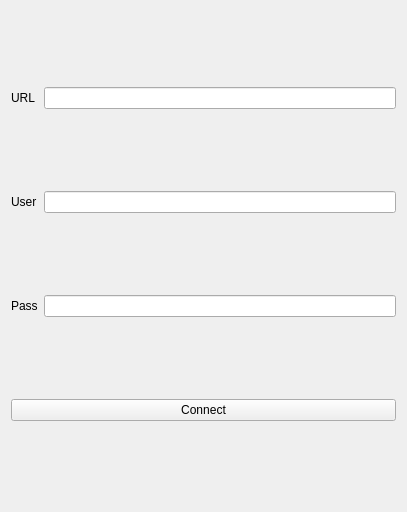
Qt form taack-plm.ui (Taack/taack-plm-freecad) before a commit.
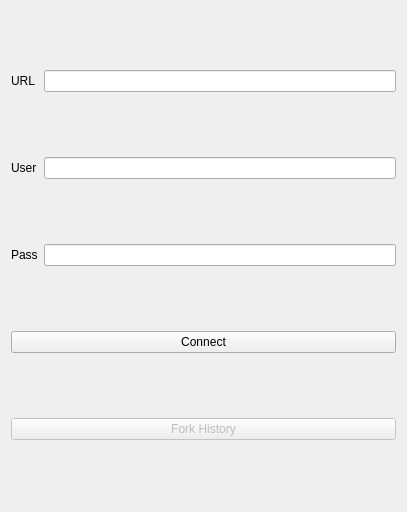
The same form after that commit.

Commit message: WiP add fork button to duplicate history of part

```diff
--- a/taack-plm.ui
+++ b/taack-plm.ui
@@ -55,6 +55,16 @@
      </property>
     </widget>
    </item>
+   <item row="4" column="0" colspan="2">
+    <widget class="QPushButton" name="forkButton">
+     <property name="enabled">
+      <bool>false</bool>
+     </property>
+     <property name="text">
+      <string>Fork History</string>
+     </property>
+    </widget>
+   </item>
   </layout>
  </widget>
  <resources/>
```
Left out of the diff: 34 changed lines with no effect on the pictures. The commit also changes 1 other file.
